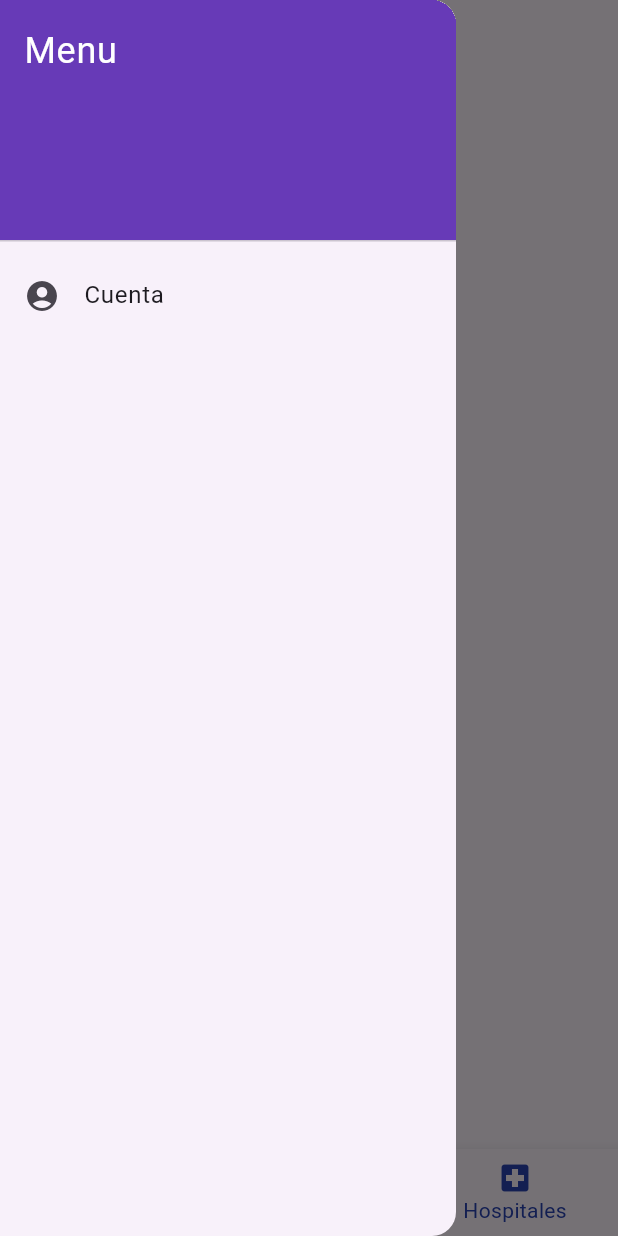
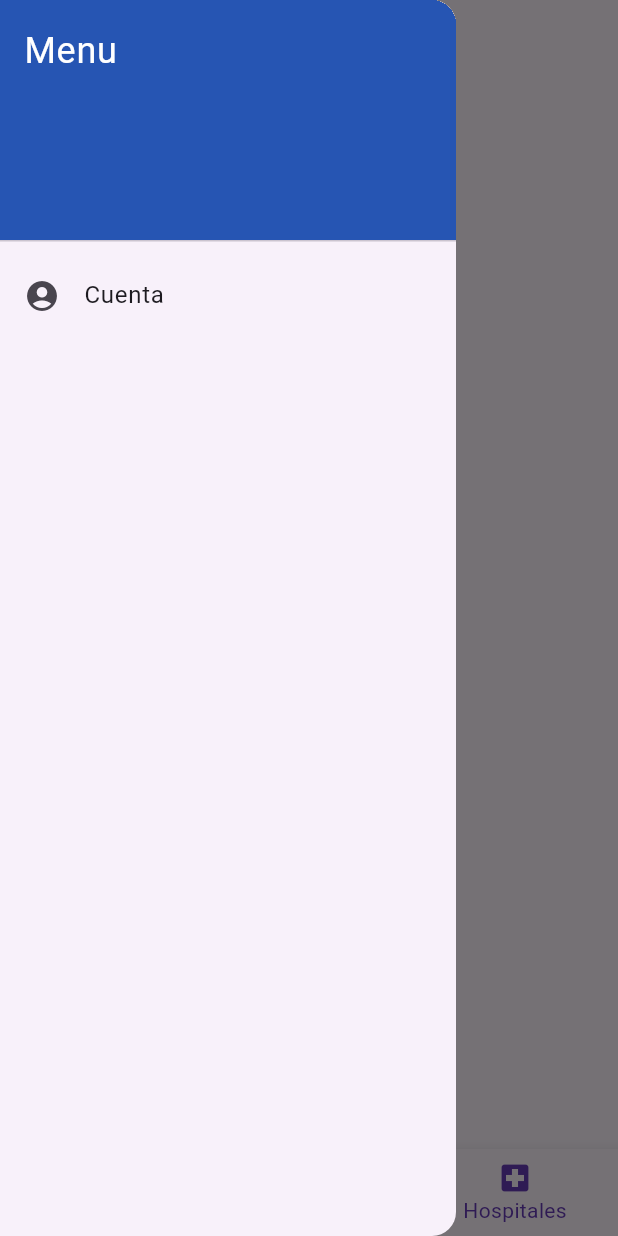
Before and after one commit to frojas298/control_prenatal, a Flutter app: the screen it shows after launch, item 3 of the bottom bar chosen, with the side drawer open, on a phone screen of 412 x 824 dp. Run offline on Flutter 3.47's test engine with Material 3 defaults, Android fonts, the light colour scheme and no system bars; our stand-ins replace carousel_slider, sqflite; accounts and stored records are empty.

Commit message:
minor changes in the code

```diff
--- a/lib/home_page.dart
+++ b/lib/home_page.dart
@@ -37,7 +37,7 @@ class _HomePageState extends State<HomePage> {
           children: <Widget>[
             const DrawerHeader(
               decoration: BoxDecoration(
-                color: Colors.deepPurple,
+                color: Color.fromARGB(255, 38, 85, 179),
               ),
               child: Text(
                 'Menu',
@@ -74,7 +74,7 @@ class _HomePageState extends State<HomePage> {
           ),
         ],
         currentIndex: _selectedIndex,
-        selectedItemColor: Color.fromARGB(255, 42, 67, 179),
+        selectedItemColor: Colors.deepPurple,
         onTap: _onItemTapped,
       ),
     );
--- a/lib/hospitals_page.dart
+++ b/lib/hospitals_page.dart
@@ -8,12 +8,7 @@ class HospitalsPage extends StatelessWidget {
     return Scaffold(
       appBar: AppBar(
         title: const Text('Hospitales'),
-        leading: IconButton(
-          icon: const Icon(Icons.arrow_back),
-          onPressed: () {
-            Navigator.pop(context);
-          },
-        ),
+        // Eliminamos el leading para quitar la flecha de regreso
       ),
       body: Center(
         child: const Text('Información sobre hospitales'),
```
